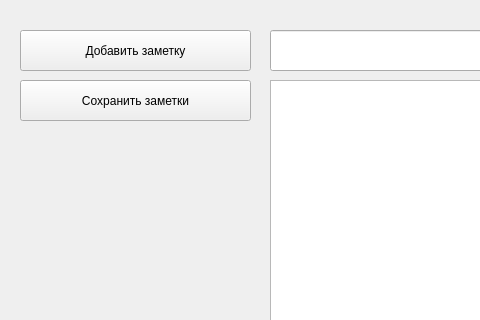
First picture: the form in mainwindow.ui, repository Gl0balMaster/Notes, before the edit; both pictures show x 0 to 480 and y 0 to 320 of the 800 by 600 pixel window.
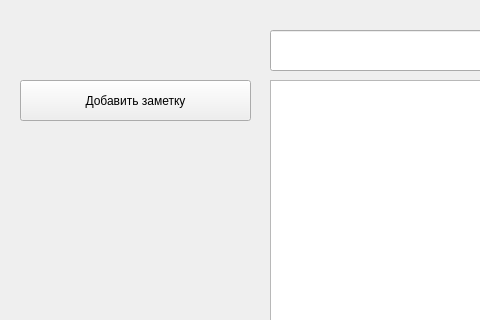
Second picture: the form after the edit.

What changed in the file:
```diff
--- a/mainwindow.ui
+++ b/mainwindow.ui
@@ -21,7 +21,7 @@
     <property name="geometry">
      <rect>
       <x>20</x>
-      <y>30</y>
+      <y>80</y>
       <width>231</width>
       <height>41</height>
      </rect>
@@ -36,7 +36,7 @@
       <x>20</x>
       <y>130</y>
       <width>231</width>
-      <height>401</height>
+      <height>411</height>
      </rect>
     </property>
     <layout class="QVBoxLayout" name="notesLayout"/>
@@ -51,19 +51,6 @@
      </rect>
     </property>
    </widget>
-   <widget class="QPushButton" name="saveButton">
-    <property name="geometry">
-     <rect>
-      <x>20</x>
-      <y>80</y>
-      <width>231</width>
-      <height>41</height>
-     </rect>
-    </property>
-    <property name="text">
-     <string>Сохранить заметки</string>
-    </property>
-   </widget>
    <widget class="QLineEdit" name="titleEdit">
     <property name="geometry">
      <rect>
```
